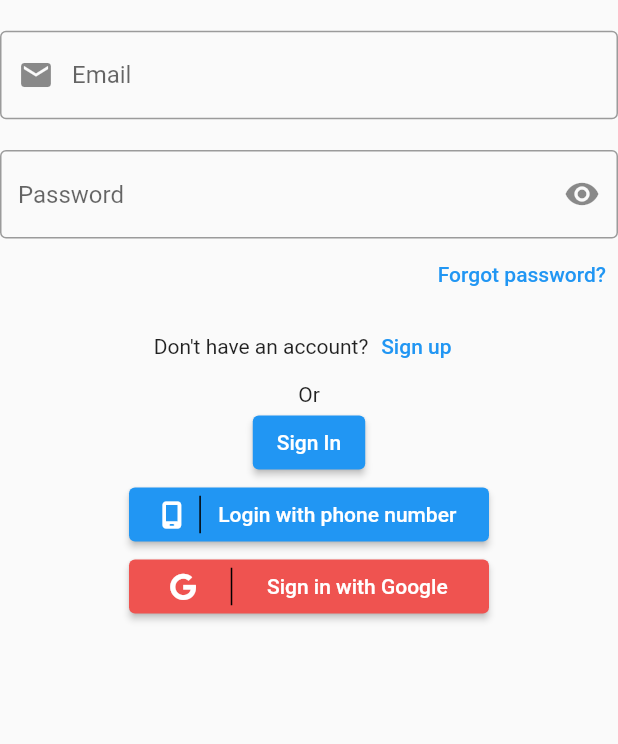
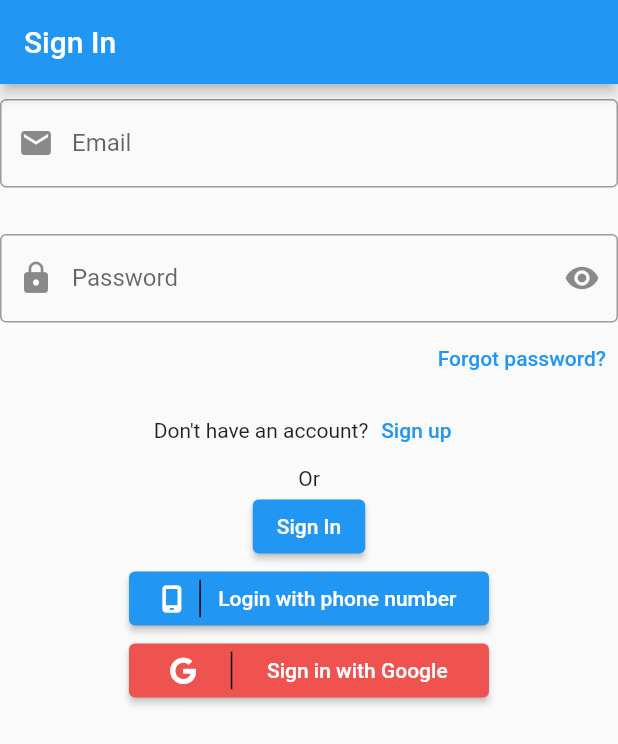
Before and after one commit to ngoctienUIT/ChatApp, a Flutter app: the screen it shows after launch, on a phone screen of 412 x 824 dp. Shown: the top 744 px of the screen. Run offline on Flutter 3.47's test engine with Material 2 defaults, Android fonts, the phone set to English and light mode, and no system bars; our stand-ins replace firebase_auth, firebase_core, font_awesome_flutter, get; accounts and stored records are empty.

Commit message:
change PasswordTextField to PasswordInput, display validate error when un focus on email, phone number input, transparent status bar

```diff
--- a/lib/auth/controllers/controllers.dart
+++ b/lib/auth/controllers/controllers.dart
@@ -9,7 +9,8 @@ class SignInController extends GetxController {
   var usingEmail = true.obs;
   var phoneNumber = ''.obs;
   var email = ''.obs;
-  validate(){
+  var password = ''.obs;
+  validateAndSignIn() {
 
   }
 }
--- a/lib/auth/screens/sign_in.dart
+++ b/lib/auth/screens/sign_in.dart
@@ -18,10 +18,11 @@ class SignIn extends StatelessWidget {
             onTap: () => FocusManager.instance.primaryFocus?.unfocus(),
             onVerticalDragEnd: (DragEndDetails details) => FocusManager.instance.primaryFocus?.unfocus(),
             child: Scaffold(
+              appBar: AppBar(title: const Text('Sign In')),
                 resizeToAvoidBottomInset: false,
                 body: Column(children: [
                   const _UserIdInput(),
-              const PasswordTextField(),
+                  const PasswordInput(),
                   Container(alignment: Alignment.centerRight, child: TextButton(onPressed: () {}, child: const Text('Forgot password?'))),
                   Row(
                     mainAxisAlignment: MainAxisAlignment.center,
@@ -82,6 +83,11 @@ class _UserIdInput extends StatelessWidget {
 
   @override
   Widget build(BuildContext context) {
-    return SizedBox(height: 100, child: Center(child: Obx(() => SignInController.inst.usingEmail.value ? const EmailInput() : const PhoneNumberInput())));
+    return SizedBox(
+        height: 100,
+        child: Container(
+            padding: const EdgeInsets.only(top: 10),
+            alignment: Alignment.topCenter,
+            child: Obx(() => SignInController.inst.usingEmail.value ? const EmailInput() : const PhoneNumberInput())));
   }
 }
--- a/lib/auth/widgets/password_input.dart
+++ b/lib/auth/widgets/password_input.dart
@@ -1,33 +1,29 @@
 import 'package:flutter/material.dart';
+
+import '../controllers/controllers.dart';
 
 // TODO:
 // styling widget
 // format input
 // validate
-class PasswordTextField extends StatefulWidget {
-  const PasswordTextField({Key? key}) : super(key: key);
+class PasswordInput extends StatefulWidget {
+  const PasswordInput({Key? key}) : super(key: key);
 
   @override
-  State<PasswordTextField> createState() => _PasswordTextFieldState();
+  State<PasswordInput> createState() => _PasswordInputState();
 }
 
-class _PasswordTextFieldState extends State<PasswordTextField> {
-  final TextEditingController controller = TextEditingController();
+class _PasswordInputState extends State<PasswordInput> {
   bool _passwordObscure = true;
-
-  @override
-  void dispose() {
-    controller.dispose();
-    super.dispose();
-  }
 
   @override
   Widget build(BuildContext context) {
     return TextField(
-      controller: controller,
+      onChanged: SignInController.inst.password,
       decoration: InputDecoration(
-          hintText: 'Password',
+          labelText: 'Password',
           border: const OutlineInputBorder(),
+          prefixIcon: const Icon(Icons.lock),
           suffixIcon: IconButton(
               onPressed: () => setState(() {
                     _passwordObscure = !_passwordObscure;
--- a/lib/main.dart
+++ b/lib/main.dart
@@ -2,12 +2,15 @@ import 'package:chat_app/auth/screens/sign_in.dart';
 import 'package:chat_app/firebase_options.dart';
 import 'package:firebase_core/firebase_core.dart';
 import 'package:flutter/material.dart';
+import 'package:flutter/services.dart';
 
 void main() async {
   WidgetsFlutterBinding.ensureInitialized();
   await Firebase.initializeApp(
     options: DefaultFirebaseOptions.currentPlatform,
   );
+  // Transparent status bar, dont need to use SafeArea
+  SystemChrome.setSystemUIOverlayStyle(const SystemUiOverlayStyle(statusBarColor: Colors.transparent));
   runApp(const MyApp());
 }
 
--- a/pubspec.yaml
+++ b/pubspec.yaml
@@ -39,7 +39,6 @@ dependencies:
   firebase_core: ^1.24.0
   firebase_auth: ^3.11.2
   font_awesome_flutter: ^10.2.1
-  email_validator: ^2.1.17
   get: ^4.6.5
   # firebase_storage: ^10.3.9
   # cloud_firestore: ^3.4.9
```
Also changed, not shown: lib/auth/widgets/email_input.dart (+17 -8 lines), lib/auth/widgets/phone_number_input.dart (+17 -8 lines), pubspec.lock. Lines whose indentation alone changed are shown as unchanged.
